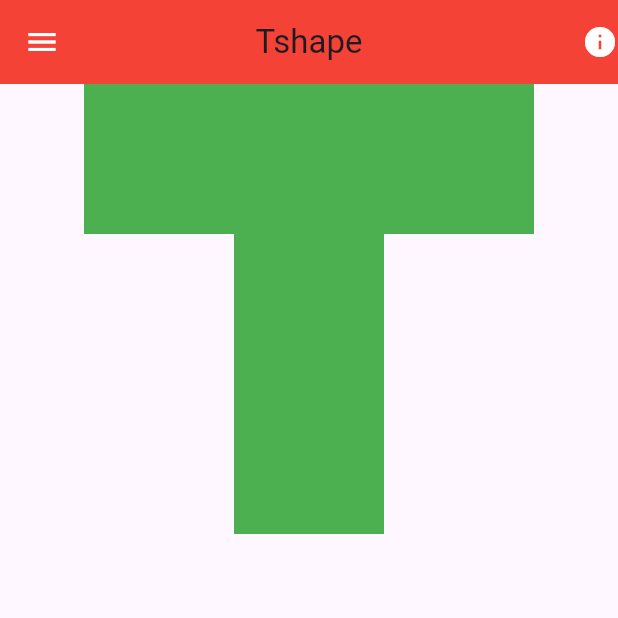
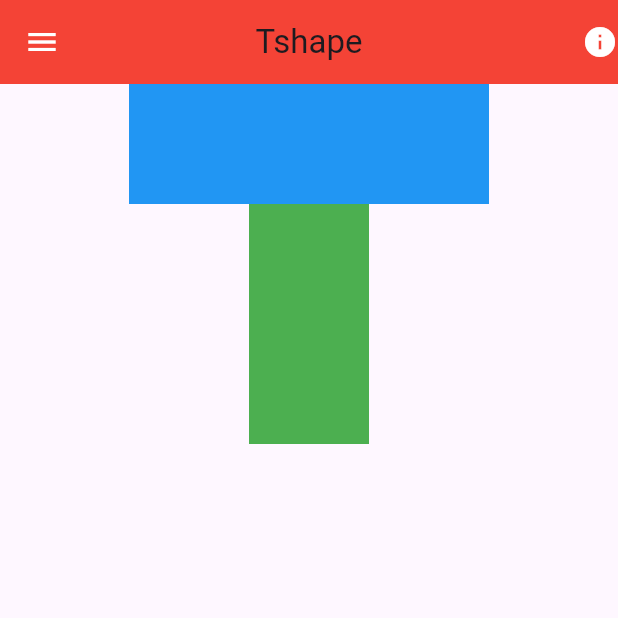
Before and after one commit to Soorajaniyeri/flutterfly, a Flutter app: the screen it shows after launch, on a phone screen of 412 x 824 dp, the top half of it. Run offline on Flutter 3.47's test engine with Material 2 defaults, Android fonts, the phone set to English and light mode, and no system bars.

Commit message:
t shape added

```diff
--- a/lib/main.dart
+++ b/lib/main.dart
@@ -1,6 +1,7 @@
 import 'package:flutter/material.dart';
 import 'package:flutterfly/rawalignment.dart';
 import 'package:flutterfly/sumdisplay.dart';
+import 'package:flutterfly/testing.dart';
 import 'package:flutterfly/textfieldcolumn.dart';
 import 'package:flutterfly/textfieldexample.dart';
 import 'package:flutterfly/tshape.dart';
--- a/lib/tshape.dart
+++ b/lib/tshape.dart
@@ -12,64 +12,57 @@ class _TshapeState extends State<Tshape> {
   @override
   Widget build(BuildContext context) {
     return Scaffold(
-
       appBar: AppBar(
         backgroundColor: Colors.red,
         title: Text("Tshape"),
         centerTitle: true,
-        leading: Icon(Icons.menu,color: Colors.white,),
+        leading: Icon(
+          Icons.menu,
+          color: Colors.white,
+        ),
         actions: [
-
-          Icon(Icons.info,color: Colors.white,)
+          Icon(
+            Icons.info,
+            color: Colors.white,
+          )
         ],
       ),
-
       body: Row(
         mainAxisAlignment: MainAxisAlignment.center,
         crossAxisAlignment: CrossAxisAlignment.start,
         children: [
-
           Container(
-            height: 100,
-            width: 100,
+            height: 80,
+            width: 80,
+            color: Colors.blue,
+          ),
+          Column(
+            mainAxisAlignment: MainAxisAlignment.start,
+            children: [
+              Container(
+                height: 80,
+                width: 80,
+                color: Colors.blue,
+              ),
+              Container(
+                height: 80,
+                width: 80,
                 color: Colors.green,
               ),
-
-          Column(
-            mainAxisAlignment: MainAxisAlignment.start,
-
-            children: [
               Container(
-                height: 100,
-                width: 100,
+                height: 80,
+                width: 80,
                 color: Colors.green,
               ),
-
-              Container(
-                height: 100,
-                width: 100,
-                color: Colors.green,
-              ),
-
-              Container(
-                height: 100,
-                width: 100,
-                color: Colors.green,
-              ),
-
-
-
             ],
           ),
-
           Container(
-            height: 100,
-            width: 100,
-            color: Colors.green,
+            height: 80,
+            width: 80,
+            color: Colors.blue,
           )
         ],
       ),
-
     );
   }
 }
```
Also changed, not shown: lib/testing.dart (added, +75 -0 lines). Lines whose indentation alone changed are shown as unchanged.
